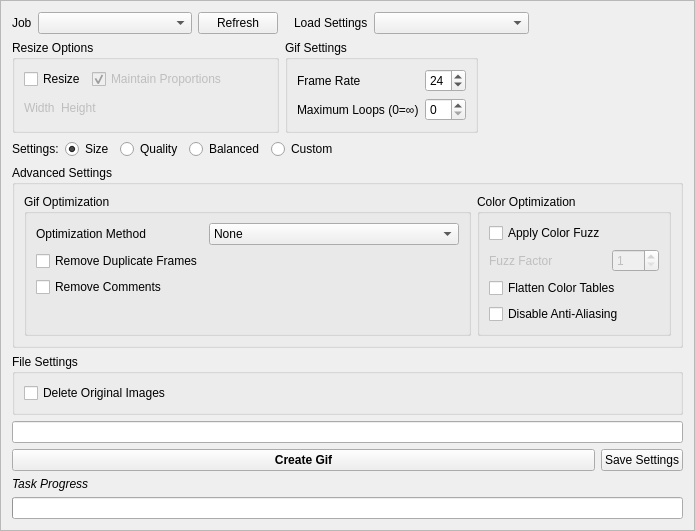
Before: the Qt Designer form data/tab_gif.ui in KaiAPaulhus/GifExtract, drawn with Qt 5.
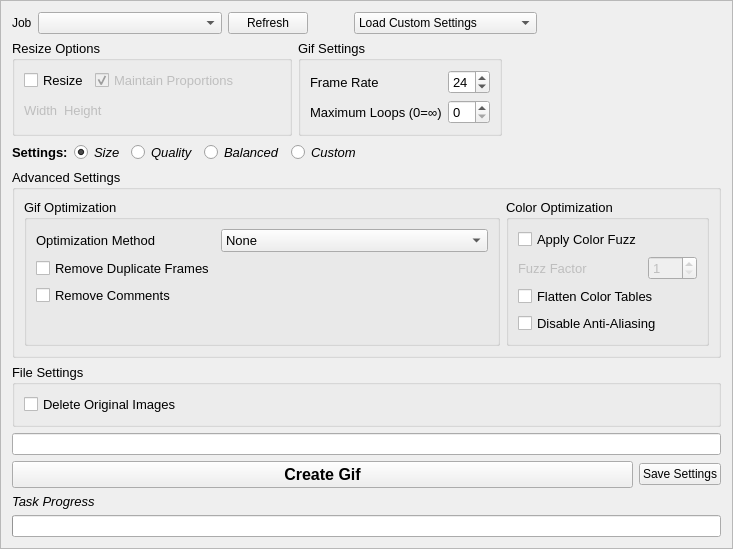
After: the same form once the commit is applied.

Commit message: Frame extraction screen has been prettified.

The edit to the form file:
```diff
--- a/data/tab_gif.ui
+++ b/data/tab_gif.ui
@@ -9,8 +9,8 @@
    <rect>
     <x>0</x>
     <y>0</y>
-    <width>474</width>
-    <height>504</height>
+    <width>518</width>
+    <height>541</height>
    </rect>
   </property>
   <property name="windowTitle">
@@ -59,19 +59,12 @@
        </property>
        <property name="sizeHint" stdset="0">
         <size>
-         <width>10</width>
+         <width>40</width>
          <height>20</height>
         </size>
        </property>
       </spacer>
      </item>
-     <item>
-      <widget class="QLabel" name="label_9">
-       <property name="text">
-        <string>Load Settings</string>
-       </property>
-      </widget>
-     </item>
      <item>
       <widget class="QComboBox" name="cmb_loadgifsettings">
        <property name="sizePolicy">
@@ -84,14 +77,19 @@
         <bool>false</bool>
        </property>
        <property name="currentText">
-        <string/>
+        <string>Load Custom Settings</string>
        </property>
        <property name="currentIndex">
-        <number>-1</number>
+        <number>0</number>
        </property>
        <property name="frame">
         <bool>true</bool>
        </property>
+       <item>
+        <property name="text">
+         <string>Load Custom Settings</string>
+        </property>
+       </item>
       </widget>
      </item>
      <item>
@@ -113,6 +111,11 @@
     <layout class="QHBoxLayout" name="horizontalLayout_7">
      <item>
       <widget class="QGroupBox" name="group_resize">
+       <property name="font">
+        <font>
+         <pointsize>10</pointsize>
+        </font>
+       </property>
        <property name="title">
         <string>Resize Options</string>
        </property>
@@ -199,6 +202,11 @@
      </item>
      <item>
       <widget class="QGroupBox" name="group_gifsettings">
+       <property name="font">
+        <font>
+         <pointsize>10</pointsize>
+        </font>
+       </property>
        <property name="title">
         <string>Gif Settings</string>
        </property>
@@ -249,6 +257,13 @@
     <layout class="QHBoxLayout" name="horizontalLayout_6">
      <item>
       <widget class="QLabel" name="label_2">
+       <property name="font">
+        <font>
+         <pointsize>10</pointsize>
+         <weight>75</weight>
+         <bold>true</bold>
+        </font>
+       </property>
        <property name="text">
         <string>Settings:</string>
        </property>
@@ -256,6 +271,12 @@
      </item>
      <item>
       <widget class="QRadioButton" name="radio_size">
+       <property name="font">
+        <font>
+         <pointsize>10</pointsize>
+         <italic>true</italic>
+        </font>
+       </property>
        <property name="text">
         <string>Size</string>
        </property>
@@ -269,6 +290,12 @@
      </item>
      <item>
       <widget class="QRadioButton" name="radio_quality">
+       <property name="font">
+        <font>
+         <pointsize>10</pointsize>
+         <italic>true</italic>
+        </font>
+       </property>
        <property name="text">
         <string>Quality</string>
        </property>
@@ -279,6 +306,12 @@
      </item>
      <item>
       <widget class="QRadioButton" name="radio_balanced">
+       <property name="font">
+        <font>
+         <pointsize>10</pointsize>
+         <italic>true</italic>
+        </font>
+       </property>
        <property name="text">
         <string>Balanced</string>
        </property>
@@ -289,6 +322,12 @@
      </item>
      <item>
       <widget class="QRadioButton" name="radio_custom">
+       <property name="font">
+        <font>
+         <pointsize>10</pointsize>
+         <italic>true</italic>
+        </font>
+       </property>
        <property name="text">
         <string>Custom</string>
        </property>
@@ -320,6 +359,11 @@
        <verstretch>0</verstretch>
       </sizepolicy>
      </property>
+     <property name="font">
+      <font>
+       <pointsize>10</pointsize>
+      </font>
+     </property>
      <property name="title">
       <string>Advanced Settings</string>
      </property>
@@ -511,6 +555,11 @@
     <layout class="QHBoxLayout" name="horizontalLayout_10">
      <item>
       <widget class="QGroupBox" name="groupBox_5">
+       <property name="font">
+        <font>
+         <pointsize>10</pointsize>
+        </font>
+       </property>
        <property name="title">
         <string>File Settings</string>
        </property>
@@ -548,6 +597,7 @@
        </property>
        <property name="font">
         <font>
+         <pointsize>12</pointsize>
          <weight>75</weight>
          <bold>true</bold>
         </font>
@@ -582,6 +632,7 @@
     <widget class="QLabel" name="lbl_gif_currtask">
      <property name="font">
       <font>
+       <pointsize>10</pointsize>
        <italic>true</italic>
       </font>
      </property>
```
The commit also changes 4 other files.
